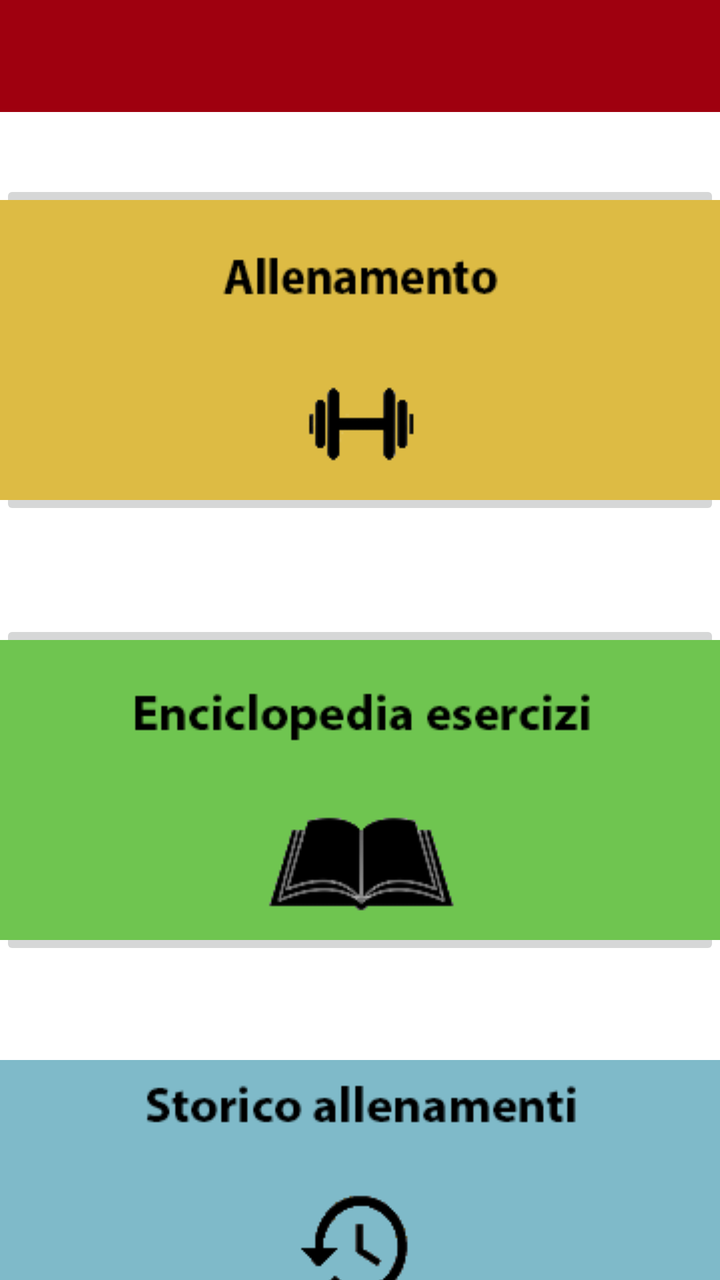
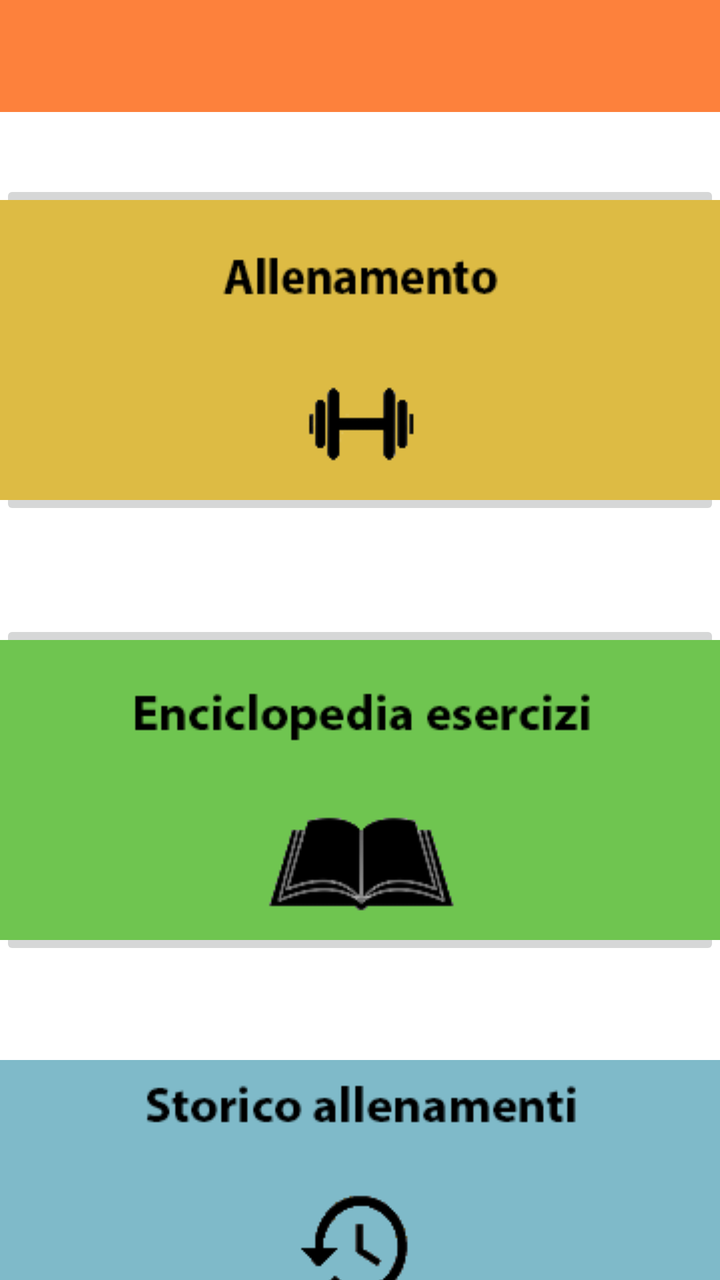

Screens rendered from an Android XML layout before and after an edit, with the pre-edit source and the edit as a unified diff.
<!-- AndroidManifest.xml: application theme Theme.YourCali -->
<!-- res/layout/activity_home.xml -->
<?xml version="1.0" encoding="utf-8"?>
<LinearLayout xmlns:android="http://schemas.android.com/apk/res/android"
    xmlns:app="http://schemas.android.com/apk/res-auto"
    android:layout_width="match_parent"
    android:layout_height="match_parent"
    android:orientation="vertical">

    <androidx.appcompat.widget.Toolbar
        android:id="@+id/toolbar"
        android:layout_width="match_parent"
        android:layout_height="wrap_content"
        android:background="@color/Cranberry"
        android:minHeight="?attr/actionBarSize"
        android:theme="@style/MyThemeOverlay_Toolbar2" />

    <Space
        android:layout_width="match_parent"
        android:layout_height="34dp" />

    <ImageButton
        android:id="@+id/workoutButton"
        android:layout_width="match_parent"
        android:layout_height="wrap_content"
        app:srcCompat="@drawable/dumbbell"
        android:contentDescription="@string/workout" />

    <Space
        android:layout_width="match_parent"
        android:layout_height="50dp" />

    <ImageButton
        android:id="@+id/exercisesEncyclopediaButton"
        android:layout_width="match_parent"
        android:layout_height="wrap_content"
        app:srcCompat="@drawable/book"
        android:contentDescription="@string/encyclopedia" />

    <Space
        android:layout_width="match_parent"
        android:layout_height="50dp" />

    <ImageButton
        android:id="@+id/workoutHistoryButton"
        android:layout_width="match_parent"
        android:layout_height="wrap_content"
        app:srcCompat="@drawable/history"
        android:contentDescription="@string/workout_history" />

</LinearLayout>
<!-- resources referenced by this layout -->
<resources>
  <color name="Cranberry">#9F000F</color>
  <!-- drawable book: png bitmap (drawable, 8194 bytes) -->
  <!-- drawable dumbbell: png bitmap (drawable, 5277 bytes) -->
  <!-- drawable history: png bitmap (drawable, 6585 bytes) -->
  <string name="encyclopedia">Encyclopedia</string>
  <string name="workout">workout</string>
  <string name="workout_history">workout history</string>
  <style name="MyThemeOverlay_Toolbar2" parent="ThemeOverlay.MaterialComponents.Toolbar.Primary">
          
          <item name="android:textColorPrimary">@color/white</item>
  
          
          <item name="colorOnPrimary">@color/white</item>
      </style>
  <style name="Theme.YourCali" parent="Theme.MaterialComponents.DayNight.NoActionBar">
          
          <item name="colorPrimary">@color/purple_500</item>
          <item name="colorPrimaryVariant">@color/purple_700</item>
          <item name="colorOnPrimary">@color/white</item>
          
          <item name="colorSecondary">@color/teal_200</item>
          <item name="colorSecondaryVariant">@color/teal_700</item>
          <item name="colorOnSecondary">@color/black</item>
          
          <item name="android:statusBarColor">@color/DarkCranberry</item>
          
      </style>
  <color name="white">#FFFFFFFF</color>
  <color name="purple_500">#FF6200EE</color>
  <color name="purple_700">#FF3700B3</color>
  <color name="teal_200">#FF03DAC5</color>
  <color name="teal_700">#FF018786</color>
  <color name="black">#FF000000</color>
  <color name="DarkCranberry">#FF7A020E</color>
</resources>

<!-- the commit's change to res/layout/activity_home.xml (unified diff, before → after) -->
@@ -9,7 +9,7 @@
         android:id="@+id/toolbar"
         android:layout_width="match_parent"
         android:layout_height="wrap_content"
-        android:background="@color/Cranberry"
+        android:background="@color/Orange"
         android:minHeight="?attr/actionBarSize"
         android:theme="@style/MyThemeOverlay_Toolbar2" />
 
<!-- resource entries referenced after the edit -->
@@ -1,6 +1,6 @@
 <!-- resources referenced by this layout -->
 <resources>
-  <color name="Cranberry">#9F000F</color>
+  <color name="Orange">#FD813C</color>
   <!-- drawable book: png bitmap (drawable, 8194 bytes) -->
   <!-- drawable dumbbell: png bitmap (drawable, 5277 bytes) -->
   <!-- drawable history: png bitmap (drawable, 6585 bytes) -->
@@ -24,7 +24,7 @@
           <item name="colorSecondaryVariant">@color/teal_700</item>
           <item name="colorOnSecondary">@color/black</item>
           
-          <item name="android:statusBarColor">@color/DarkCranberry</item>
+          <item name="android:statusBarColor">@color/DarkOrange</item>
           
       </style>
   <color name="white">#FFFFFFFF</color>
@@ -33,6 +33,6 @@
   <color name="teal_200">#FF03DAC5</color>
   <color name="teal_700">#FF018786</color>
   <color name="black">#FF000000</color>
-  <color name="DarkCranberry">#FF7A020E</color>
+  <color name="DarkOrange">#FF6F1F</color>
 </resources>
 
